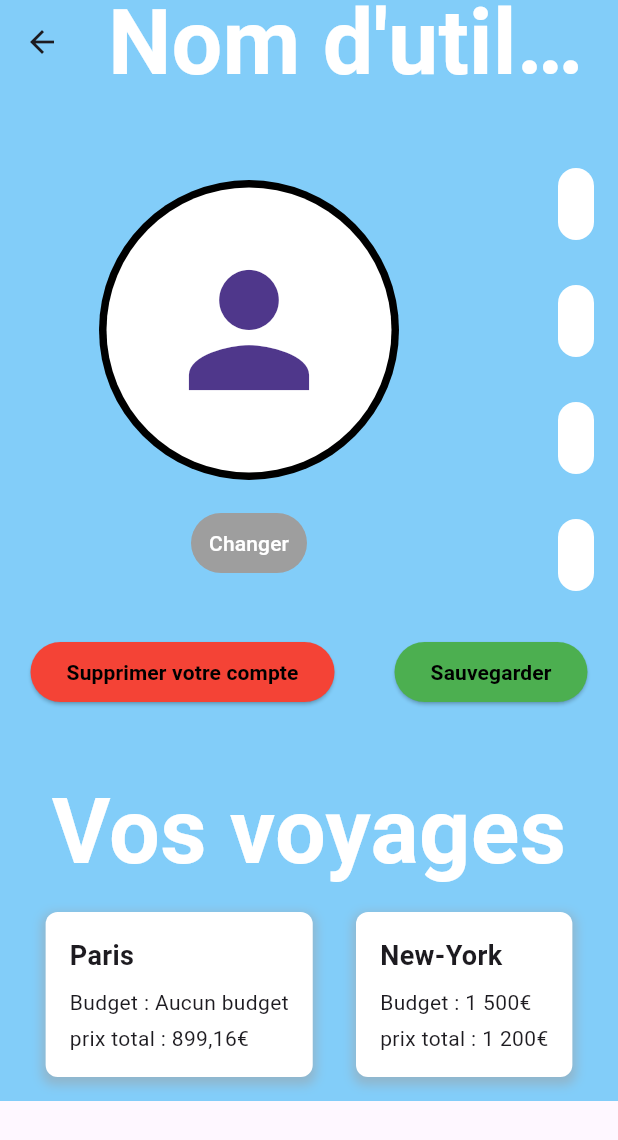
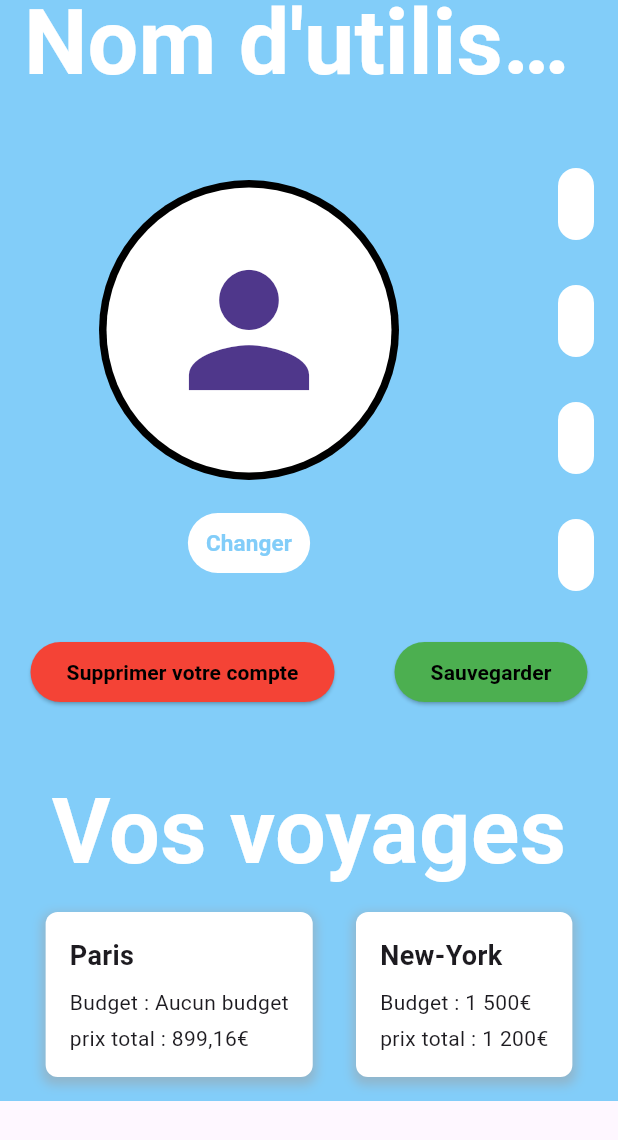
Before and after one commit to TheoFratia/suivi_projet_2024_Voyago, a Flutter app: the ProfilePage screen opened directly, on a phone screen of 412 x 824 dp. Shown: the top 1140 px of the screen. Run offline on Flutter 3.47's test engine with Material 3 defaults, Android fonts, the light colour scheme and no system bars; our stand-ins replace flutter_login, shared_preferences; accounts and stored records are empty.

Commit message:
Opti page profile

```diff
--- a/projet_dev_mobile/lib/app.dart
+++ b/projet_dev_mobile/lib/app.dart
@@ -1,4 +1,5 @@
 import 'package:flutter/material.dart';
+import 'package:projet_dev_mobile/screen/Profile_screen.dart';
 import 'package:projet_dev_mobile/screen/home_screen.dart';
 
 class App extends StatelessWidget {
@@ -6,8 +7,8 @@
 
   @override
   Widget build(BuildContext context) {
-    return const MaterialApp(
-      home: Home(),
+    return MaterialApp(
+      home: ProfilePage(),
     );
   }
 }
--- a/projet_dev_mobile/lib/screen/Profile_screen.dart
+++ b/projet_dev_mobile/lib/screen/Profile_screen.dart
@@ -12,7 +12,7 @@
         title: const Center(
           child: Text(
             'Nom d\'utilisateur',
-            style: TextStyle(fontSize: 60, fontWeight: FontWeight.bold, color: Colors.white),
+            style: TextStyle(fontSize: 60, fontWeight: FontWeight.bold, color: titreColor),
           ),
         ),
         backgroundColor: primary,
@@ -32,10 +32,10 @@
                     children: [
                       const CircleAvatar(
                         radius: 100,
-                        backgroundColor: Colors.black,
+                        backgroundColor: iconColor,
                         child: CircleAvatar(
                           radius: 95,
-                          backgroundColor: Colors.white,
+                          backgroundColor: inputColor,
                           child: Icon(Icons.person, size: 120),
                         ),
                       ),
@@ -43,10 +43,10 @@
                       TextButton(
                         onPressed: () {},
                         style: TextButton.styleFrom(
-                          foregroundColor: Colors.white,
-                          backgroundColor: Colors.grey,
+                          foregroundColor: informationButtonBackgroudColor,
+                          backgroundColor: inputColor,
                         ),
-                        child: const Text('Changer'),
+                        child: const Text('Changer', style: TextStyle(fontWeight: FontWeight.bold, fontSize: 15)),
                       ),
                     ],
                   ),
@@ -86,14 +86,14 @@
                   children: <Widget>[
                     ElevatedButton(
                       onPressed: () {},
-                      style: ElevatedButton.styleFrom(backgroundColor: Colors.red),
-                      child: const Text('Supprimer votre compte', style: TextStyle(color: Colors.black, fontWeight: FontWeight.bold)),
+                      style: ElevatedButton.styleFrom(backgroundColor: deleteColor),
+                      child: const Text('Supprimer votre compte', style: TextStyle(color: textColor, fontWeight: FontWeight.bold)),
                     ),
                     const SizedBox(width: 40),
                     ElevatedButton(
                       onPressed: () {},
-                      style: ElevatedButton.styleFrom(backgroundColor: Colors.green),
-                      child: const Text('Sauvegarder', style: TextStyle(color: Colors.black, fontWeight: FontWeight.bold)),
+                      style: ElevatedButton.styleFrom(backgroundColor: acceptColor),
+                      child: const Text('Sauvegarder', style: TextStyle(color: textColor, fontWeight: FontWeight.bold)),
                     ),
                   ],
                 ),
@@ -102,7 +102,7 @@
               const Center(
                 child: Text(
                   'Vos voyages',
-                  style: TextStyle(fontSize: 60, fontWeight: FontWeight.bold, color: Colors.white),
+                  style: TextStyle(fontSize: 60, fontWeight: FontWeight.bold, color: titreColor),
                 ),
               ),
               const SizedBox(height: 10),
--- a/projet_dev_mobile/lib/variables/colors.dart
+++ b/projet_dev_mobile/lib/variables/colors.dart
@@ -13,3 +13,5 @@
 const informationButtonTextColor = Colors.white;
 const errorBorderColor = Colors.red;
 const borderColorHome = Color.fromRGBO(130, 205, 249, 1);
+const deleteColor = Colors.red;
+const acceptColor = Colors.green;
```
